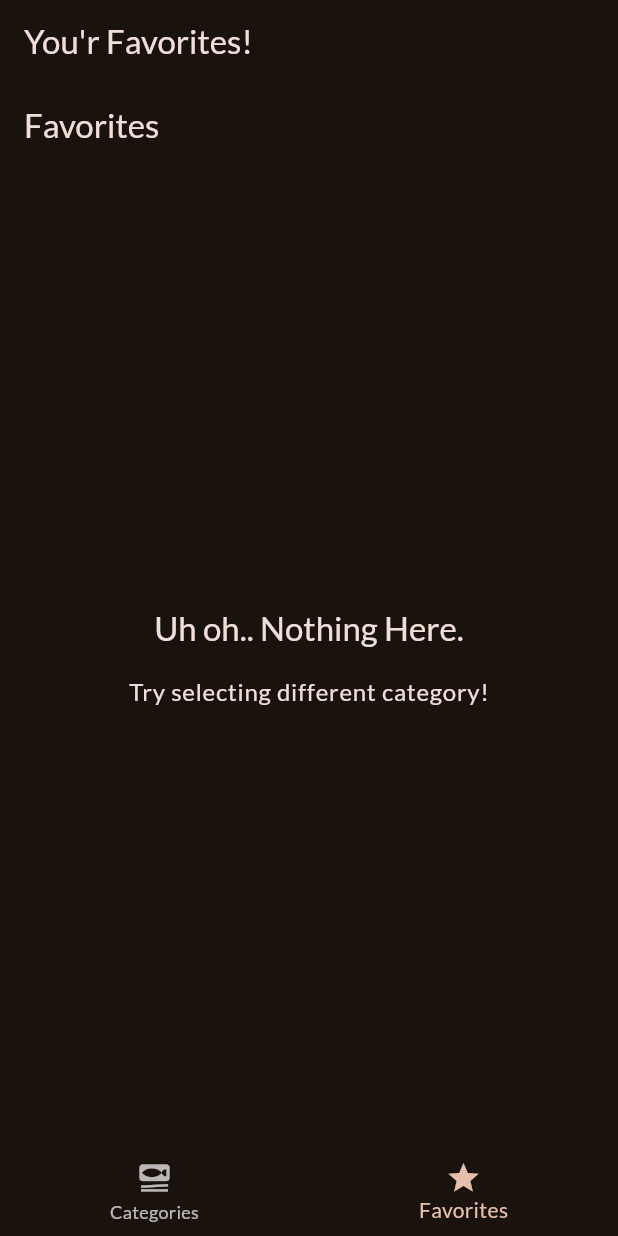
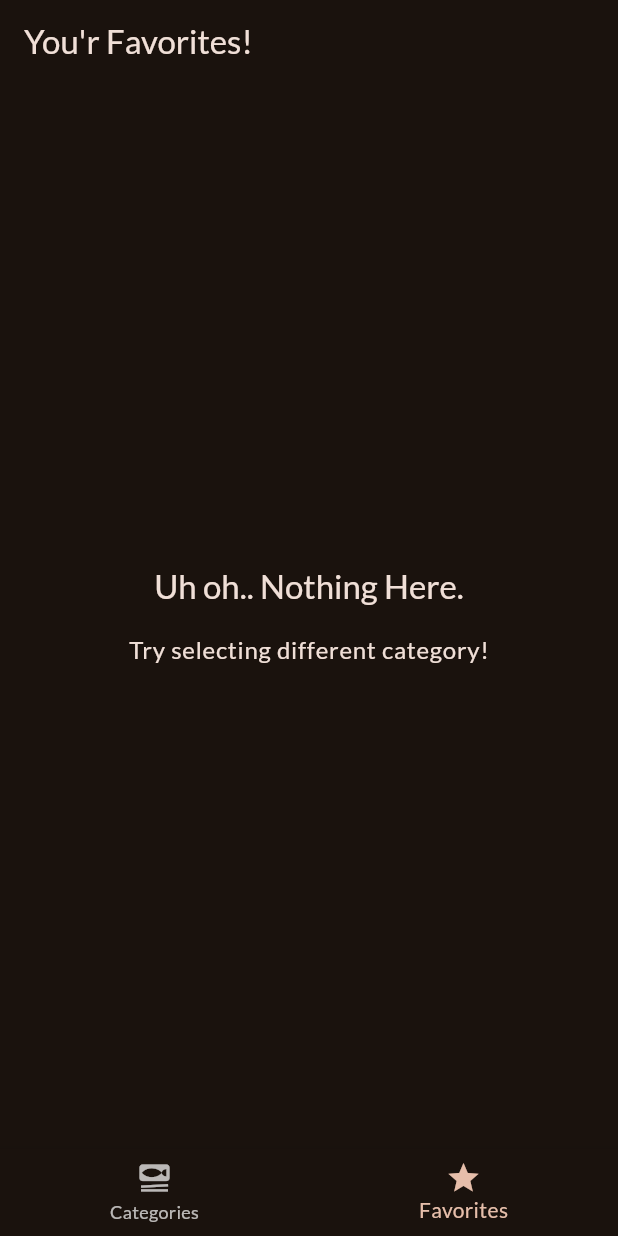
Before and after one commit to fahim25/flutter_meals, a Flutter app: the screen it shows after launch, item 2 of the bottom bar chosen, on a phone screen of 412 x 824 dp. Run offline on Flutter 3.47's test engine with Material 3 defaults, Android fonts, the phone set to English and light mode, and no system bars; our stand-ins replace google_fonts, transparent_image.

Commit message:
title issue fixed

```diff
--- a/lib/screen/meal_screen.dart
+++ b/lib/screen/meal_screen.dart
@@ -4,9 +4,9 @@ import 'package:flutter_meals/resourse/widget/meal_item.dart';
 import 'package:flutter_meals/screen/meal_details_screen.dart';
 
 class MealScreen extends StatelessWidget {
-  const MealScreen({super.key, required this.title, required this.meals});
+  const MealScreen({super.key, this.title, required this.meals});
 
-  final String title;
+  final String? title;
   final List<Meal> meals;
 
   void selectMeal(BuildContext context, Meal meal) {
@@ -59,9 +59,13 @@ class MealScreen extends StatelessWidget {
       );
     }
 
+    if (title == null) {
+      return content;
+    }
+
     return Scaffold(
       appBar: AppBar(
-        title: Text(title),
+        title: Text(title!),
       ),
       body: content,
     );
--- a/lib/screen/tabs_screen.dart
+++ b/lib/screen/tabs_screen.dart
@@ -26,7 +26,7 @@ class _TabsScreenState extends State<TabsScreen> {
     var activePageTitle = 'Categories';
 
     if (_selectedPageIndex == 1) {
-      activePage = MealScreen(title: 'Favorites', meals: []);
+      activePage = MealScreen(meals: []);
       activePageTitle = 'You\'r Favorites!';
     }
 
```
Also changed, not shown: lib/screen/categories_screen.dart (+1 -6 lines).
